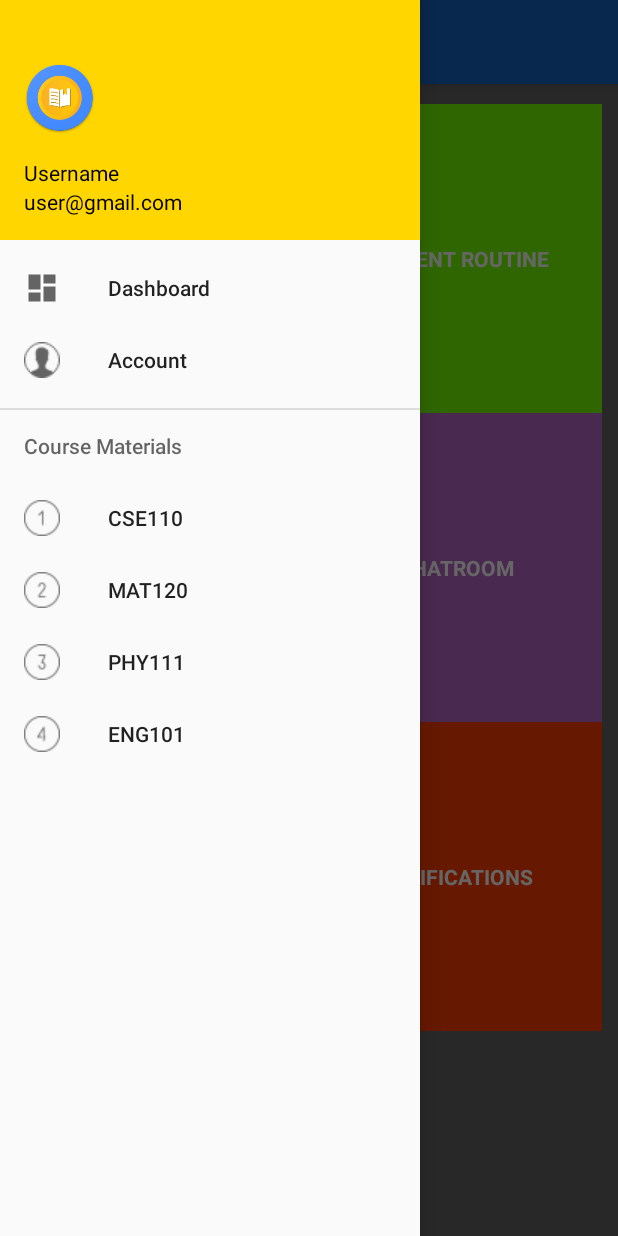
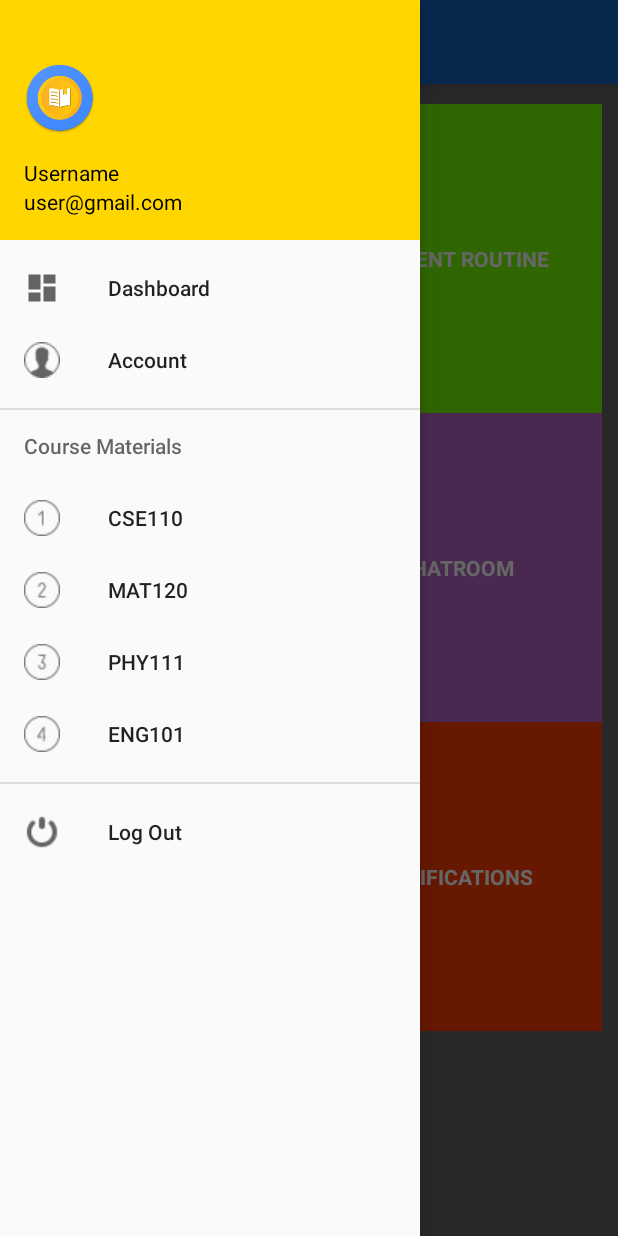
Before and after one commit to SamaSamrin/EdEasy, an Android app: the screen it shows after launch once a user with an empty profile is signed in (NavDrawer), with the side drawer open, on a phone screen of 412 x 824 dp. Run offline under Robolectric (Android 15) with nearby library versions, the phone set to English and light mode, and no system bars; our stand-ins replace Firebase (no records; nobody signed in at launch, a user with empty details on screens opened directly); libraries missing offline, so code that uses them is left out: com.firebase.ui.

Commit message:
sign out implemented

```diff
--- a/app/src/main/java/com/example/user/edeasy/NavDrawer.java
+++ b/app/src/main/java/com/example/user/edeasy/NavDrawer.java
@@ -37,6 +37,7 @@ public class NavDrawer extends AppCompatActivity
     private String user_email;
     private View containerView;
     Toolbar toolbar;
+    FirebaseAuth auth;
 
     @Override
     protected void onCreate(Bundle savedInstanceState) {
@@ -46,6 +47,8 @@ public class NavDrawer extends AppCompatActivity
         toolbar = (Toolbar) findViewById(R.id.toolbar);
         setSupportActionBar(toolbar);
         toolbar.setTitle("Dashboard");
+
+        auth = FirebaseAuth.getInstance();
 
         Fragment fragment = new Dashboard();
        FragmentManager manager = getSupportFragmentManager();
@@ -96,6 +99,7 @@ public class NavDrawer extends AppCompatActivity
     public boolean onCreateOptionsMenu(Menu menu) {
         // Inflate the menu; this adds items to the action bar if it is present.
         getMenuInflater().inflate(R.menu.nav_drawer, menu);
+        Log.e(TAG, "on create options menu");
         return true;
     }
 
@@ -178,11 +182,11 @@ public class NavDrawer extends AppCompatActivity
 //                i = new Intent(NavDrawer.this, Settings.class);
 //                startActivity(i);
 //                break;
-//            case (R.id.logout_drawer_option) :
-//                //loads logout dialogue
-//                Log.e(TAG, "logout drawer");
-//                logOut();
-//                break;
+            case (R.id.logout_drawer_option) :
+                //loads logout dialogue
+                Log.e(TAG, "logout drawer");
+                logOut();
+                break;
             }
 
 
@@ -214,6 +218,7 @@ public class NavDrawer extends AppCompatActivity
                         //if (user == null)
                           //  Log.e(TAG, "no current user");
                         Toast.makeText(NavDrawer.this, "Logging Out", Toast.LENGTH_SHORT).show();
+
                         Intent intent = new Intent(NavDrawer.this, Welcome.class);
                         startActivity(intent);
                     }
--- a/app/src/main/java/com/example/user/edeasy/Welcome.java
+++ b/app/src/main/java/com/example/user/edeasy/Welcome.java
@@ -124,7 +124,6 @@ public class Welcome extends AppCompatActivity {
                 FirebaseUser user = firebaseAuth.getCurrentUser();
                 if(user!=null) {
                     //user is signed in
-                    //user is signed in
                     Log.e(TAG, "user signed in");
                     String user_name = user.getDisplayName();
                     String user_email = user.getEmail();
@@ -135,7 +134,7 @@ public class Welcome extends AppCompatActivity {
                     }
                 else {
                     //user is signed out
-                    Log.e(TAG, "current user is null");
+                    Log.e(TAG, "user signed out");
                     //onSignedOut();
 //                    startActivityForResult(AuthUI.getInstance().createSignInIntentBuilder()
 //                            .setIsSmartLockEnabled(false)
--- a/app/src/main/res/menu/activity_nav_drawer_drawer.xml
+++ b/app/src/main/res/menu/activity_nav_drawer_drawer.xml
@@ -44,14 +44,14 @@
 
     </item>
 
-    <!--<group  android:id="@+id/bottom_drawer_menu"-->
-        <!--android:checkableBehavior="single">-->
+    <group  android:id="@+id/bottom_drawer_menu"
+        android:checkableBehavior="single">
             <!--<item android:id="@+id/settings_drawer_option"-->
                 <!--android:title="Settings"-->
                 <!--android:icon="@drawable/ic_menu_manage"/>-->
-            <!--<item android:id="@+id/logout_drawer_option"-->
-                <!--android:title="Log Out"-->
-                <!--android:icon="@drawable/logout"/>-->
-    <!--</group>-->
+            <item android:id="@+id/logout_drawer_option"
+                android:title="Log Out"
+                android:icon="@drawable/logout"/>
+    </group>
 
 </menu>
--- a/app/src/main/res/menu/nav_drawer.xml
+++ b/app/src/main/res/menu/nav_drawer.xml
@@ -7,7 +7,6 @@
 
     <item
         android:id="@+id/action_log_out"
-        android:orderInCategory="100"
         android:title="Log Out"
         app:showAsAction="never" />
 </menu>
```
Also changed, not shown: app/src/main/java/com/example/user/edeasy/Dashboard.java (+14 -0 lines).
